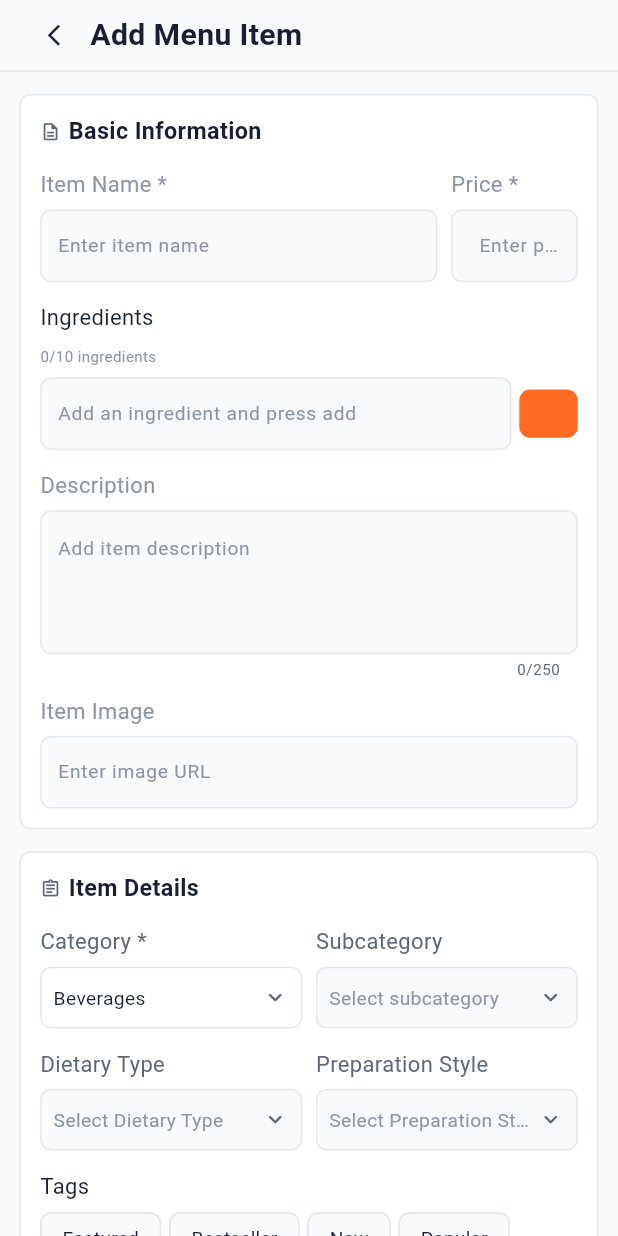
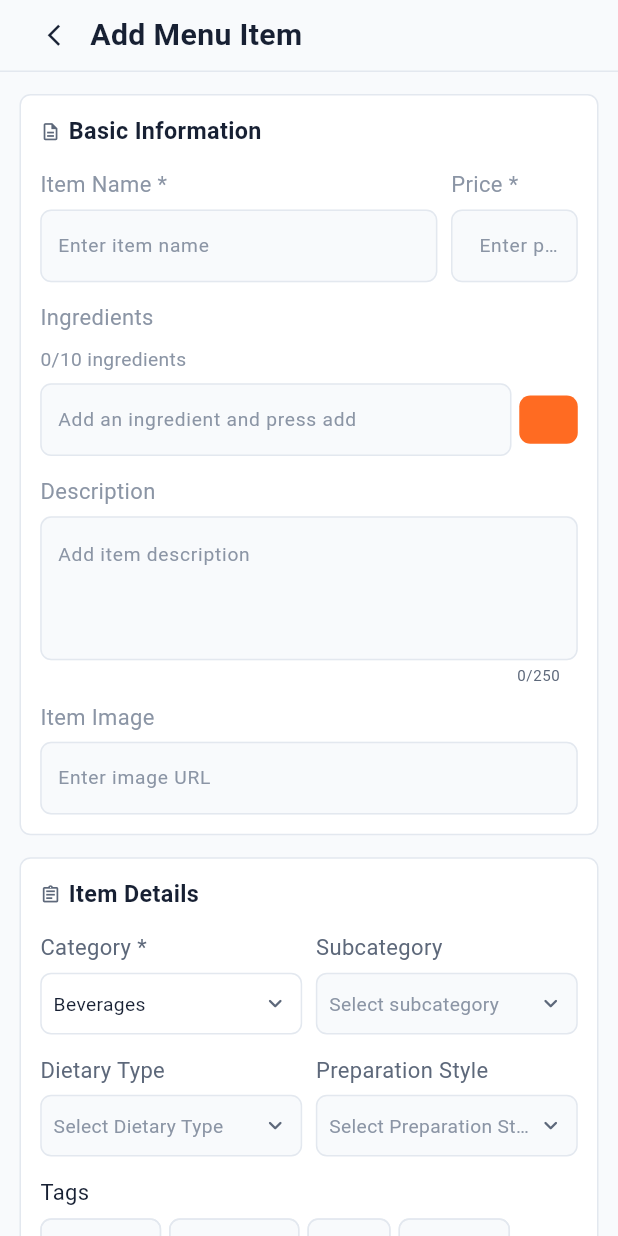
Before and after one commit to shubhnesh/RDX-Admin-Panel, a Flutter app: the CreateMenuScreen screen opened by its route, on a phone screen of 412 x 824 dp. Run offline on Flutter 3.47's test engine with Material 3 defaults, Android fonts, the phone set to English and light mode, and no system bars; our stand-ins replace cloud_firestore, file_picker, firebase_auth, firebase_core, fl_chart; accounts and stored records are empty.

Commit message:
UI fixed

```diff
--- a/lib/screens/menu/create_menu_screen.dart
+++ b/lib/screens/menu/create_menu_screen.dart
@@ -291,7 +291,7 @@ class _CreateMenuScreenState extends State<CreateMenuScreen> {
             Text(
               'Ingredients',
               style: AppTextStyles.bodySecondary(context).copyWith(
-                color: colors.textPrimary,
+                color: colors.textMuted,
               ),
             ),
             SizedBox(height: context.h(4)),
@@ -309,8 +309,8 @@ class _CreateMenuScreenState extends State<CreateMenuScreen> {
               //   color: colors.textMuted,
               //   fontSize: context.h(10),
               // ),
-              style: AppTextStyles.caption(context)
-                  .copyWith(color: colors.textMuted),
+              style:
+                  AppTextStyles.body(context).copyWith(color: colors.textMuted),
             ),
             SizedBox(height: context.h(8)),
             Row(
--- a/lib/screens/menu/menu_screen.dart
+++ b/lib/screens/menu/menu_screen.dart
@@ -949,7 +949,7 @@ class _AddItemTile extends StatelessWidget {
       onTap: onTap,
       borderRadius: BorderRadius.circular(context.h(14)),
       child: DottedBorderContainer(
-        color: colors.textMuted,
+        color: colors.border,
         radius: context.h(14),
         dashLength: context.h(6),
         gapLength: context.h(5),
--- a/lib/screens/support/support_screen.dart
+++ b/lib/screens/support/support_screen.dart
@@ -187,8 +187,8 @@ class _SupportScreenState extends State<SupportScreen> {
                         // ),
                         style: selected
                             ? AppTextStyles.body(context)
-                                .copyWith(color: colors.textPrimary)
-                            : AppTextStyles.label(context)
+                                .copyWith(color: colors.primary)
+                            : AppTextStyles.body(context)
                                 .copyWith(color: colors.textSecondary),
                       ),
                     ],
```
